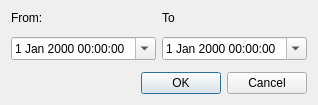
This is falconer/ui/scans_range.ui in EarToEarOak/Wild-Find as Qt 5 draws it before an edit. The edited form follows.
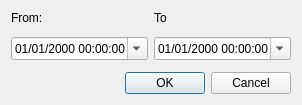
This is the edited form.

Commit message: Falconer: Use 24 hour time format

Patch:
```diff
--- a/falconer/ui/scans_range.ui
+++ b/falconer/ui/scans_range.ui
@@ -34,6 +34,9 @@
      <property name="toolTip">
       <string>Start time</string>
      </property>
+     <property name="displayFormat">
+      <string>dd/MM/yyyy HH:mm:ss</string>
+     </property>
      <property name="calendarPopup">
       <bool>true</bool>
      </property>
@@ -44,6 +47,9 @@
      <property name="toolTip">
       <string>End time</string>
      </property>
+     <property name="displayFormat">
+      <string>dd/MM/yyyy HH:mm:ss</string>
+     </property>
      <property name="calendarPopup">
       <bool>true</bool>
      </property>
```
